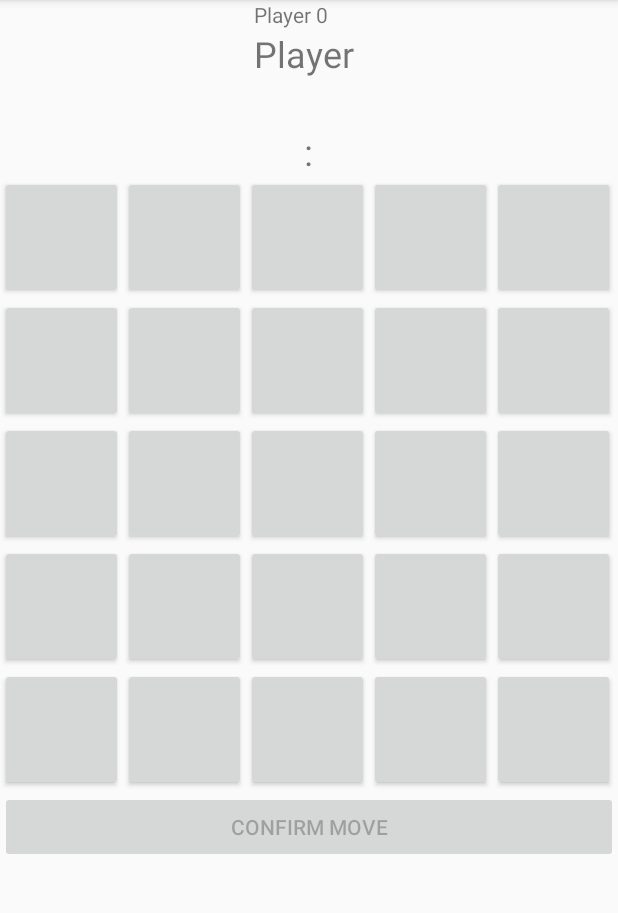
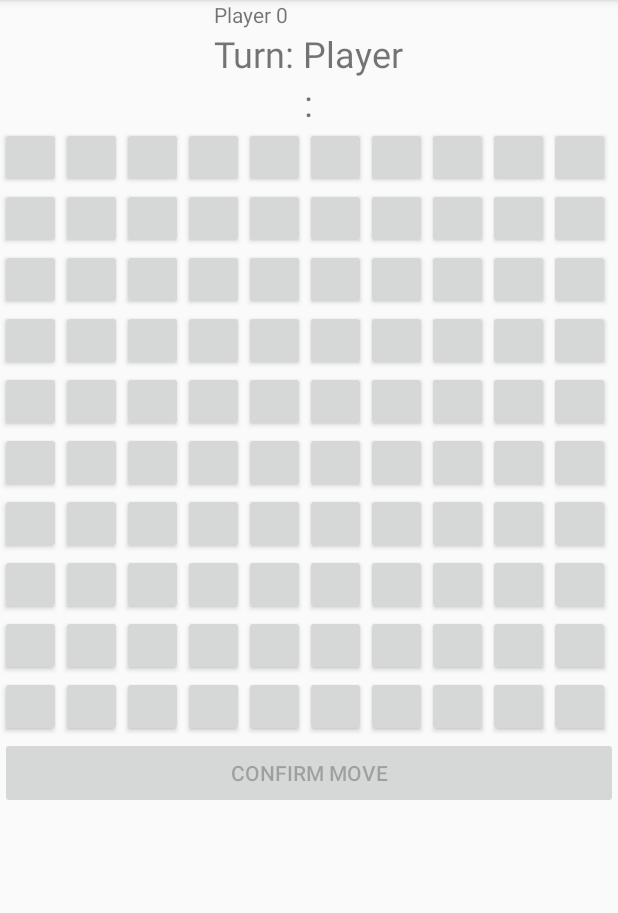
Before and after one commit to maciejSamerdak/SMiM, an Android app: the MultiplayerGameActivity screen opened directly, with no data from a screen before it, on a phone screen of 412 x 824 dp, the part 84-997 px from its top. Run offline under Robolectric (Android 15) with nearby library versions, the phone set to English and light mode, and no system bars; our stand-ins replace Firebase (no records; nobody signed in at launch, a user with empty details on screens opened directly); 9 statements that could not run were skipped.

Commit message:
Board size 10x10, screen flip for hotseat and multiplayer game

```diff
--- a/app/src/main/java/com/example/maciej/smim/MultiplayerGameActivity.kt
+++ b/app/src/main/java/com/example/maciej/smim/MultiplayerGameActivity.kt
@@ -1,5 +1,6 @@
 package com.example.maciej.smim
 
+import android.graphics.Color
 import androidx.appcompat.app.AppCompatActivity
 import android.os.Bundle
 import android.util.DisplayMetrics
@@ -27,19 +28,17 @@ class MultiplayerGameActivity : AppCompatActivity() {
     private lateinit var refCurrentGame : DatabaseReference
     private lateinit var username2: String
     private var playerScoreboard: Array<Int> = Array(3) {0}
-    private var lostGame: Boolean = false
-    private var initializingMultiplayer: Boolean = true
     private var playerNumber by Delegates.notNull<Int>()
 
     override fun onCreate(savedInstanceState: Bundle?) {
         super.onCreate(savedInstanceState)
-        initViewAndDB()
+        initViewAndDB(savedInstanceState)
         getScoreboard()
 
         val displayMetrics = DisplayMetrics()
         windowManager.defaultDisplay.getMetrics(displayMetrics)
         val fieldPixelSize = displayMetrics.widthPixels / board.columnCount
-        val markPixelSize = fieldPixelSize/4.5f
+        val markPixelSize = fieldPixelSize/7.5f
 
         for ( x in 0 until board.columnCount * board.rowCount) {
             val field = Button(this)
@@ -53,9 +52,17 @@ class MultiplayerGameActivity : AppCompatActivity() {
                 placeMark(field, x)
             }
         }
+        arrayToBoard()
 
-        if(playerNumber == 1)
+        if((playerNumber == 1 && !game.isPlayerOneTurn) || (playerNumber == 2 && game.isPlayerOneTurn)){
             freeze()
+            confirmationButton.isEnabled = false
+            confirmationButton.isClickable = false
+        }
+        else{
+            unfreeze()
+        }
+
         //place mark which was added by another player
         refCurrentGame.child("move").addValueEventListener(object: ValueEventListener{
             override fun onDataChange(p0: DataSnapshot) {
@@ -88,10 +95,21 @@ class MultiplayerGameActivity : AppCompatActivity() {
                     Toast.makeText(applicationContext, "Your turn.", Toast.LENGTH_SHORT
                     ).show()
                     unfreeze()
+                    game.switchTurn()
                 }
             }
             override fun onCancelled(p0: DatabaseError) {}
         })
+    }
+
+    override fun onSaveInstanceState(outState: Bundle) {
+        super.onSaveInstanceState(outState)
+        for (i in 0 until board.rowCount){
+            outState.putStringArray(i.toString(), game.fields[i])
+        }
+        outState.putBoolean("isPlayerOneTurn", game.isPlayerOneTurn)
+        outState.putInt("scoreCount0", game.scoreCount[0])
+        outState.putInt("scoreCount1", game.scoreCount[1])
     }
 
     private fun placeMark(field: Button, index: Int){
@@ -149,6 +167,20 @@ class MultiplayerGameActivity : AppCompatActivity() {
             }
         }
         return fields
+    }
+
+    private fun arrayToBoard(){
+        for(i in 0 until board.rowCount){
+            for(j in 0 until board.columnCount){
+                if (game.fields[i][j] == "O"){
+                    (board.getChildAt(i*board.rowCount+j) as Button).setTextColor(Color.BLUE)
+                }
+                else if(game.fields[i][j] == "X"){
+                    (board.getChildAt(i*board.rowCount+j) as Button).setTextColor(Color.RED)
+                }
+                (board.getChildAt(i*board.rowCount+j) as Button).text = game.fields[i][j]
+            }
+        }
     }
 
     private fun resetBoardView(){
@@ -218,7 +250,7 @@ class MultiplayerGameActivity : AppCompatActivity() {
         refCurrentGame.child("score").setValue(game.scoreCount[playerNumber-1])
     }
 
-    private fun initViewAndDB(){
+    private fun initViewAndDB(savedInstanceState: Bundle?){
         setContentView(R.layout.activity_multiplayer_game)
 
         player = findViewById(R.id.player)
@@ -229,16 +261,28 @@ class MultiplayerGameActivity : AppCompatActivity() {
         board = findViewById(R.id.board)
 
         game = Game(board.rowCount,board.columnCount)
+        if (savedInstanceState != null){
+            for (i in 0 until board.rowCount){
+                game.fields[i] = savedInstanceState.getStringArray(i.toString())
+            }
+            game.isPlayerOneTurn = savedInstanceState.getBoolean("isPlayerOneTurn")
+            game.scoreCount[0] = savedInstanceState.getInt("scoreCount0")
+            game.scoreCount[1] = savedInstanceState.getInt("scoreCount1")
+        }
         if (currentUserName != null) {
             refCurrentGame = db.getReference("users").child(currentUserName).child("currentGame")
+        }
+        if (currentUserName != null && savedInstanceState == null) {
             refCurrentGame.removeValue()
         }
         val whichPlayerTurn: Int = if(game.isPlayerOneTurn){
             1
         } else
             2
-        refCurrentGame.child("move").child("whichPlayerTurn").setValue(whichPlayerTurn)
-        refCurrentGame.child("score").setValue(0)
+        if(savedInstanceState == null) {
+            refCurrentGame.child("move").child("whichPlayerTurn").setValue(whichPlayerTurn)
+            refCurrentGame.child("score").setValue(0)
+        }
         refreshView()
         changeButtonState(confirmationButton)
         val extras = intent.extras
--- a/app/src/main/res/layout/activity_multiplayer_game.xml
+++ b/app/src/main/res/layout/activity_multiplayer_game.xml
@@ -20,11 +20,16 @@
                 android:layout_height="wrap_content"
                 android:text="player" />
 
+        <LinearLayout
+                android:layout_width="match_parent"
+                android:layout_height="match_parent"
+                android:orientation="horizontal">
+
             <TextView
                     android:id="@+id/player_label"
                     android:layout_width="wrap_content"
                     android:layout_height="wrap_content"
-                android:text="@string/player_label"
+                    android:text="Turn: Player"
                     android:textSize="24sp" />
 
             <TextView
@@ -32,6 +37,8 @@
                     android:layout_width="wrap_content"
                     android:layout_height="wrap_content"
                     android:textSize="24sp" />
+        </LinearLayout>
+
     </LinearLayout>
 
     <LinearLayout
@@ -59,20 +66,32 @@
                 android:textSize="24sp" />
     </LinearLayout>
 
+    <ScrollView
+            android:layout_width="match_parent"
+            android:layout_height="match_parent">
+
+        <LinearLayout
+                android:layout_width="match_parent"
+                android:layout_height="wrap_content"
+                android:orientation="vertical" >
+
             <GridLayout
                     android:id="@+id/board"
                     android:layout_width="match_parent"
                     android:layout_height="wrap_content"
-            android:columnCount="5"
-            android:rowCount="5">
+                    android:columnCount="10"
+                    android:rowCount="10">
 
             </GridLayout>
+
             <Button
                     android:id="@+id/confirm"
-            android:text="@string/confirmation"
                     android:layout_width="match_parent"
                     android:layout_height="wrap_content"
-            android:onClick="confirmMove"/>
+                    android:onClick="confirmMove"
+                    android:text="@string/confirmation" />
+        </LinearLayout>
+    </ScrollView>
 
 
 </LinearLayout>
```
Also changed, not shown: app/src/main/java/com/example/maciej/smim/HotseatGameActivity.kt (+38 -3 lines), app/src/main/res/layout-land/activity_hotseat_game.xml (renamed from app/src/main/res/layout/activity_hotseat_game.xml, +22 -10 lines). Lines whose indentation alone changed are shown as unchanged.
